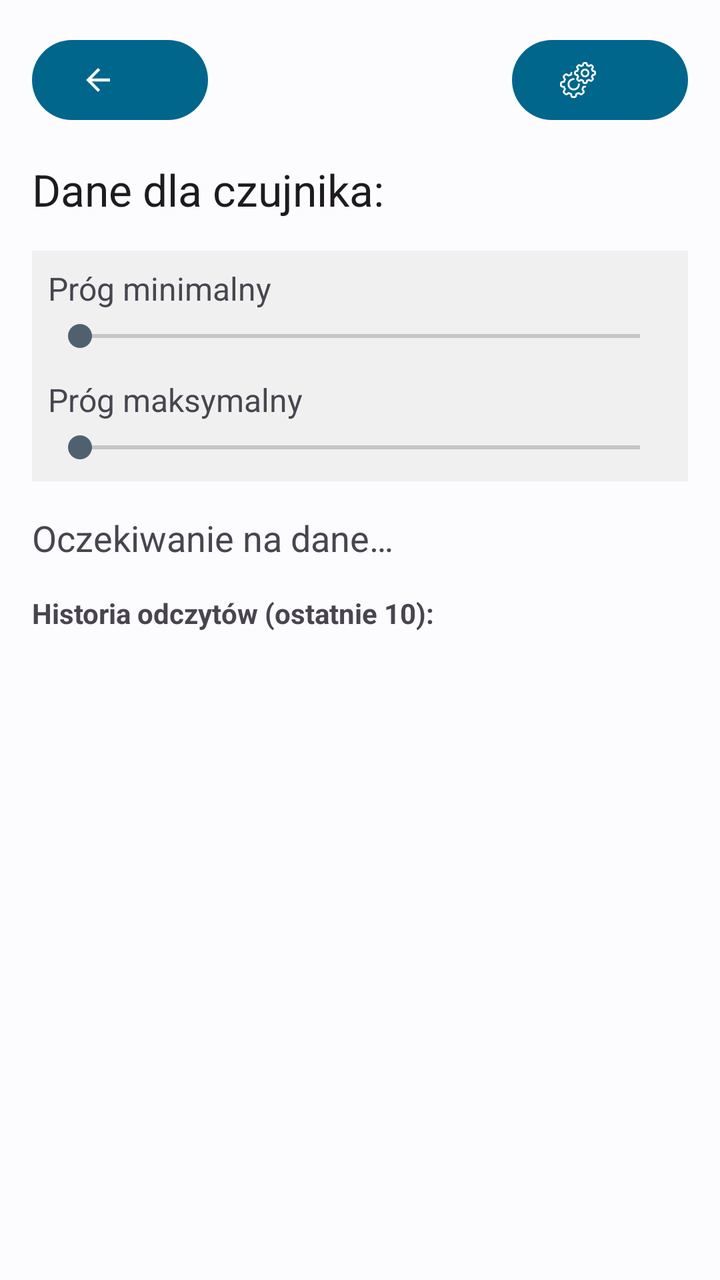
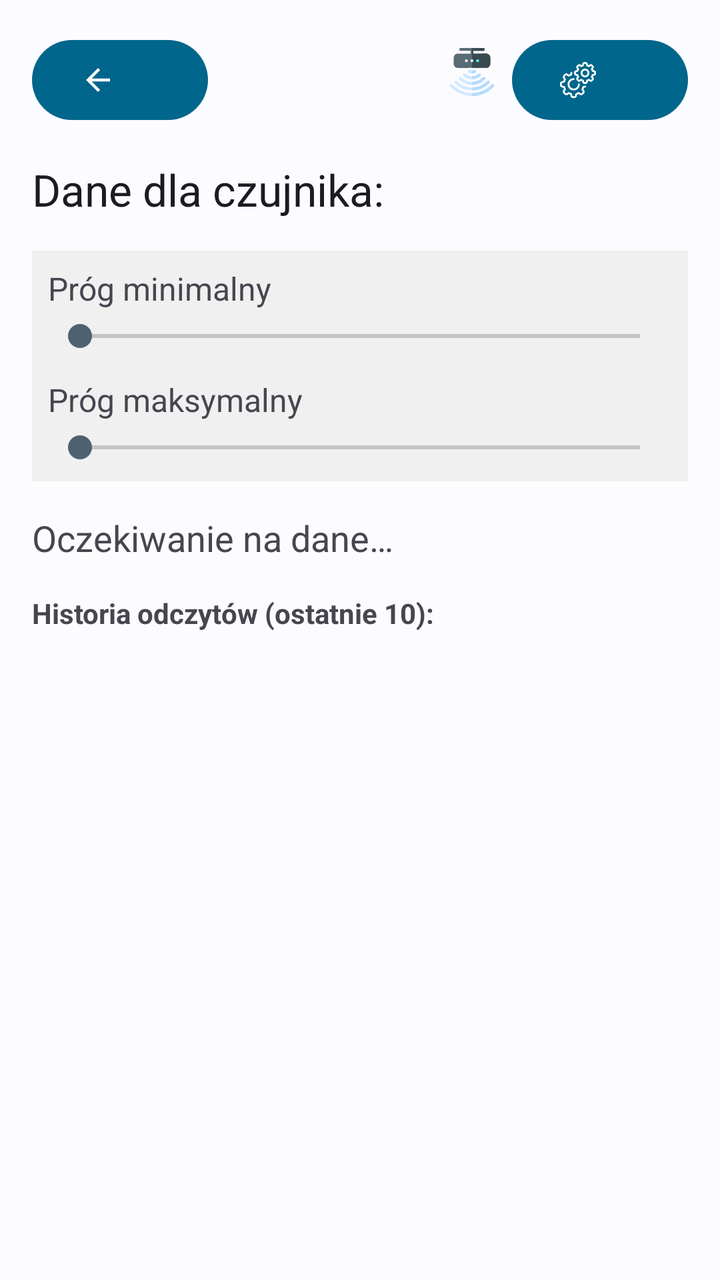

An Android layout rendered at two revisions. The XML below is the earlier revision; the diff shows what the commit changed to produce the second picture.
<!-- AndroidManifest.xml: application theme Theme.Bazunia -->
<!-- res/layout/activity_sensor_detail.xml -->
<?xml version="1.0" encoding="utf-8"?>
<androidx.constraintlayout.widget.ConstraintLayout
    xmlns:android="http://schemas.android.com/apk/res/android"
    xmlns:app="http://schemas.android.com/apk/res-auto"
    xmlns:tools="http://schemas.android.com/tools"
    android:layout_width="match_parent"
    android:layout_height="match_parent"
    android:fitsSystemWindows="true"
    android:padding="16dp"
    tools:context=".ui.SensorDetailActivity">

    <com.google.android.material.button.MaterialButton
        android:id="@+id/btnBackSensorDetail"
        style="?attr/myIconButtonTextStyle"
        android:layout_width="wrap_content"
        android:layout_height="wrap_content"
        android:contentDescription="@string/back_content_description"
        app:icon="@drawable/ic_arrow_back"
        app:layout_constraintStart_toStartOf="parent"
        app:layout_constraintTop_toTopOf="parent"
        app:tint="?attr/colorOnSurface" />

    <com.google.android.material.button.MaterialButton
        android:id="@+id/btnSettings"
        style="?attr/myIconButtonTextStyle"
        android:layout_width="wrap_content"
        android:layout_height="wrap_content"
        android:contentDescription="@string/settings_content_description"
        app:icon="@drawable/ic_settings"
        app:layout_constraintEnd_toEndOf="parent"
        app:layout_constraintTop_toTopOf="parent"
        app:tint="?attr/colorOnSurface" />

    <TextView
        android:id="@+id/textSensorTitle"
        android:layout_width="0dp"
        android:layout_height="wrap_content"
        android:layout_marginTop="16dp"
        android:text="@string/sensor_data_title"
        android:textAppearance="@style/TextAppearance.Material3.TitleLarge"
        app:layout_constraintEnd_toEndOf="parent"
        app:layout_constraintStart_toStartOf="parent"
        app:layout_constraintTop_toBottomOf="@id/btnBackSensorDetail" />

    <LinearLayout
        android:id="@+id/thresholdContainer"
        android:layout_width="0dp"
        android:layout_height="wrap_content"
        android:layout_marginTop="16dp"
        android:background="#f0f0f0"
        android:orientation="vertical"
        android:padding="8dp"
        app:layout_constraintEnd_toEndOf="parent"
        app:layout_constraintStart_toStartOf="parent"
        app:layout_constraintTop_toBottomOf="@id/textSensorTitle">

        <TextView
            android:id="@+id/textThresholdMin"
            android:layout_width="wrap_content"
            android:layout_height="wrap_content"
            android:text="@string/threshold_min_label"
            android:textSize="16sp" />

        <SeekBar
            android:id="@+id/seekBarThresholdMin"
            android:layout_width="match_parent"
            android:layout_height="wrap_content"
            android:layout_marginTop="4dp"
            android:max="100" />

        <TextView
            android:id="@+id/textThresholdMax"
            android:layout_width="wrap_content"
            android:layout_height="wrap_content"
            android:layout_marginTop="12dp"
            android:text="@string/threshold_max_label"
            android:textSize="16sp" />

        <SeekBar
            android:id="@+id/seekBarThresholdMax"
            android:layout_width="match_parent"
            android:layout_height="wrap_content"
            android:layout_marginTop="4dp"
            android:max="100" />
    </LinearLayout>

    <TextView
        android:id="@+id/textSensorDetails"
        android:layout_width="0dp"
        android:layout_height="wrap_content"
        android:layout_marginTop="16dp"
        android:lineSpacingExtra="8dp"
        android:text="@string/waiting_for_data"
        android:textSize="18sp"
        app:layout_constraintEnd_toEndOf="parent"
        app:layout_constraintStart_toStartOf="parent"
        app:layout_constraintTop_toBottomOf="@id/thresholdContainer" />

    <TextView
        android:id="@+id/readingHistoryLabel"
        android:layout_width="0dp"
        android:layout_height="wrap_content"
        android:layout_marginTop="16dp"
        android:text="@string/reading_history_label"
        android:textStyle="bold"
        app:layout_constraintEnd_toEndOf="parent"
        app:layout_constraintStart_toStartOf="parent"
        app:layout_constraintTop_toBottomOf="@+id/textSensorDetails" />

    <ListView
        android:id="@+id/listSensorHistory"
        android:layout_width="0dp"
        android:layout_height="0dp"
        android:layout_marginTop="8dp"
        app:layout_constraintBottom_toBottomOf="parent"
        app:layout_constraintEnd_toEndOf="parent"
        app:layout_constraintStart_toStartOf="parent"
        app:layout_constraintTop_toBottomOf="@id/readingHistoryLabel" />

</androidx.constraintlayout.widget.ConstraintLayout>
<!-- resources referenced by this layout -->
<resources>
  <!-- drawable ic_arrow_back (drawable) -->
  <vector xmlns:android="http://schemas.android.com/apk/res/android" android:autoMirrored="true" android:height="24dp" android:tint="#000000" android:viewportHeight="24" android:viewportWidth="24" android:width="24dp">
        
      <path android:fillColor="@android:color/white" android:pathData="M20,11H7.83l5.59,-5.59L12,4l-8,8 8,8 1.41,-1.41L7.83,13H20v-2z"/>
      
  </vector>
  <!-- drawable ic_settings: vector/xml drawable (drawable, 7095 chars, omitted) -->
  <string name="back_content_description">Powrót</string>
  <string name="reading_history_label">Historia odczytów (ostatnie 10):</string>
  <string name="sensor_data_title">Dane dla czujnika: </string>
  <string name="settings_content_description">Ustawienia</string>
  <string name="threshold_max_label">Próg maksymalny</string>
  <string name="threshold_min_label">Próg minimalny</string>
  <string name="waiting_for_data">Oczekiwanie na dane…</string>
  <style name="Theme.Bazunia" parent="Base.Theme.Bazunia" />
  <style name="Base.Theme.Bazunia" parent="Theme.Material3.DayNight.NoActionBar">
          <item name="colorPrimary">@color/colorPrimary</item>
          <item name="colorOnPrimary">@color/colorOnPrimary</item>
          <item name="colorPrimaryContainer">@color/colorPrimaryContainer</item>
          <item name="colorOnPrimaryContainer">@color/colorOnPrimaryContainer</item>
          <item name="colorSecondary">@color/colorSecondary</item>
          <item name="colorOnSecondary">@color/colorOnSecondary</item>
          <item name="android:colorBackground">@color/colorBackground</item>
          <item name="colorOnBackground">@color/colorOnBackground</item>
          <item name="colorSurface">@color/colorSurface</item>
          <item name="colorOnSurface">@color/colorOnSurface</item>
          <item name="colorSurfaceVariant">@color/colorSurfaceVariant</item>
          <item name="colorOnSurfaceVariant">@color/colorOnSurfaceVariant</item>
      </style>
  <color name="colorPrimary">#00668B</color>
  <color name="colorOnPrimary">#FFFFFF</color>
  <color name="colorPrimaryContainer">#CDE5FF</color>
  <color name="colorOnPrimaryContainer">#001E2D</color>
  <color name="colorSecondary">#4F616E</color>
  <color name="colorOnSecondary">#FFFFFF</color>
  <color name="colorBackground">#FCFCFF</color>
  <color name="colorOnBackground">#191C1E</color>
  <color name="colorSurface">#FCFCFF</color>
  <color name="colorOnSurface">#191C1E</color>
  <color name="colorSurfaceVariant">#DDE3EA</color>
  <color name="colorOnSurfaceVariant">#41484D</color>
</resources>

<!-- the commit's change to res/layout/activity_sensor_detail.xml (unified diff, before → after) -->
@@ -30,6 +30,17 @@
         app:layout_constraintEnd_toEndOf="parent"
         app:layout_constraintTop_toTopOf="parent"
         app:tint="?attr/colorOnSurface" />
+
+    <ImageButton
+        android:id="@+id/btnFavorite"
+        android:layout_width="wrap_content"
+        android:layout_height="wrap_content"
+        android:background="?attr/selectableItemBackgroundBorderless"
+        android:contentDescription="@string/favorite_button_desc"
+        android:padding="8dp"
+        app:srcCompat="@drawable/ic_sensor"
+        app:layout_constraintTop_toTopOf="parent"
+        app:layout_constraintEnd_toStartOf="@+id/btnSettings" />
 
     <TextView
         android:id="@+id/textSensorTitle"
<!-- resource entries referenced after the edit -->
@@ -6,8 +6,10 @@
       <path android:fillColor="@android:color/white" android:pathData="M20,11H7.83l5.59,-5.59L12,4l-8,8 8,8 1.41,-1.41L7.83,13H20v-2z"/>
       
   </vector>
+  <!-- drawable ic_sensor: vector/xml drawable (drawable, 14024 chars, omitted) -->
   <!-- drawable ic_settings: vector/xml drawable (drawable, 7095 chars, omitted) -->
   <string name="back_content_description">Powrót</string>
+  <string name="favorite_button_desc">Dodaj do ulubionych</string>
   <string name="reading_history_label">Historia odczytów (ostatnie 10):</string>
   <string name="sensor_data_title">Dane dla czujnika: </string>
   <string name="settings_content_description">Ustawienia</string>
